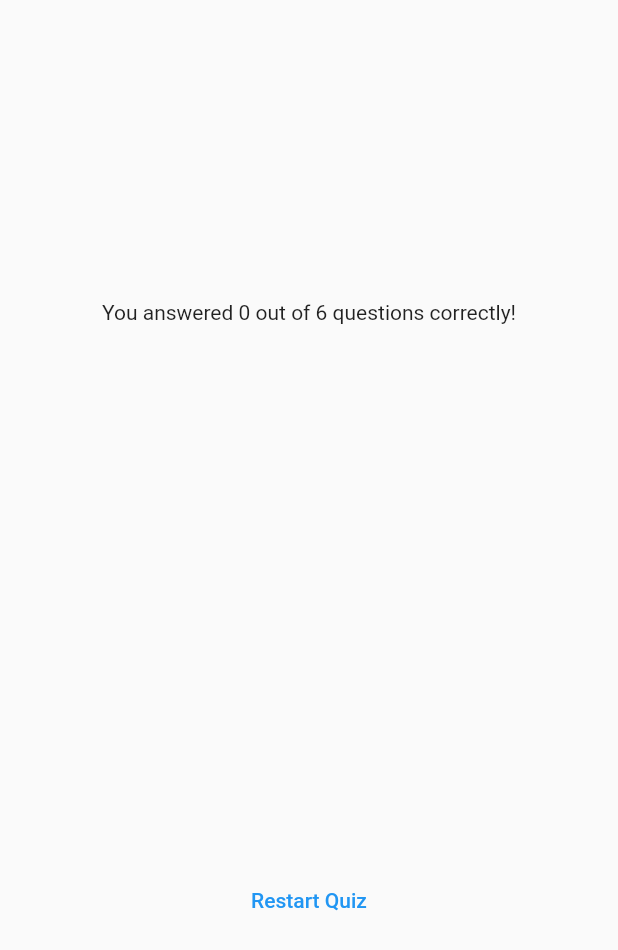
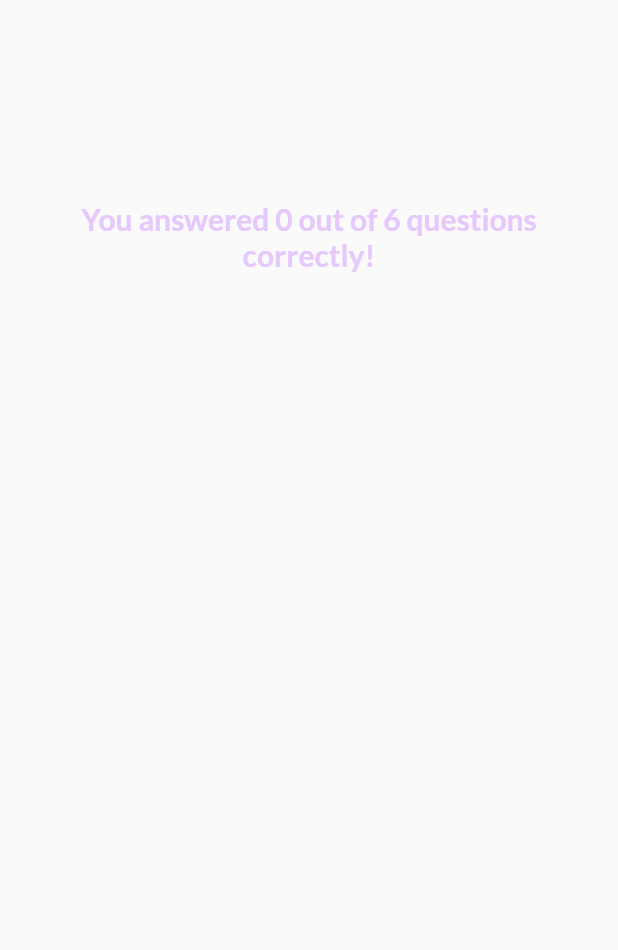
Before and after one commit to SagarM21/QuizApp, a Flutter app: the ResultsScreen widget shown alone on an empty page, opened directly with empty values, on a phone screen of 412 x 824 dp. Shown: the top 950 px of the screen. Run offline on Flutter 3.47's test engine with Material 2 defaults, Android fonts, the phone set to English and light mode, and no system bars; our stand-ins replace google_fonts.

Commit message:
results screen modified

```diff
--- /dev/null
+++ b/lib/questions_summary/questions_summary.dart
@@ -0,0 +1,22 @@
+import 'package:flutter/material.dart';
+import 'package:quizapp/questions_summary/summary_item.dart';
+
+class QuestionsSummary extends StatelessWidget {
+  const QuestionsSummary(this.summaryData, {super.key});
+
+  final List<Map<String, Object>> summaryData;
+
+  @override
+  Widget build(context) {
+    return SizedBox(
+      height: 400,
+      child: SingleChildScrollView(
+        child: Column(
+          children: summaryData.map((data) {
+            return SummaryItem(data);
+          }).toList(),
+        ),
+      ),
+    );
+  }
+}
--- a/lib/results_screen.dart
+++ b/lib/results_screen.dart
@@ -1,12 +1,15 @@
 import 'package:flutter/material.dart';
+import 'package:google_fonts/google_fonts.dart';
 import 'package:quizapp/data/questions.dart';
-import 'package:quizapp/questions_summary.dart';
+import 'package:quizapp/questions_summary/questions_summary.dart';
 
 class ResultsScreen extends StatelessWidget {
   // the arguments written in {} are named arguments and written outside of it is positional argument.
-  const ResultsScreen({super.key, required this.chosenAnswers});
+  const ResultsScreen(
+      {super.key, required this.chosenAnswers, required this.onRestart});
 
   final List<String> chosenAnswers;
+  final void Function() onRestart;
 
   List<Map<String, Object>> getSummaryData() {
     final List<Map<String, Object>> summary = [];
@@ -37,11 +40,21 @@ class ResultsScreen extends StatelessWidget {
               mainAxisAlignment: MainAxisAlignment.center,
               children: [
                 Text(
-                    'You answered $numCorrectOptions out of $numTotalQuestions questions correctly!'),
+                  'You answered $numCorrectOptions out of $numTotalQuestions questions correctly!',
+                  style: GoogleFonts.lato(
+                      color: const Color.fromARGB(255, 230, 200, 253),
+                      fontSize: 20,
+                      fontWeight: FontWeight.bold),
+                  textAlign: TextAlign.center,
+                ),
                 const SizedBox(height: 30),
                 QuestionsSummary(summaryData),
                 const SizedBox(height: 30),
-                TextButton(onPressed: () {}, child: const Text('Restart Quiz'))
+                TextButton.icon(
+                    onPressed: onRestart,
+                    style: TextButton.styleFrom(foregroundColor: Colors.white),
+                    icon: const Icon(Icons.refresh),
+                    label: const Text('Restart Quiz')),
               ],
             )));
   }
```
Also changed, not shown: lib/questions_summary.dart (deleted, +0 -35 lines), lib/questions_summary/question_identifier.dart (added, +30 -0 lines), lib/questions_summary/summary_item.dart (added, +47 -0 lines), lib/quiz.dart (+8 -0 lines).
